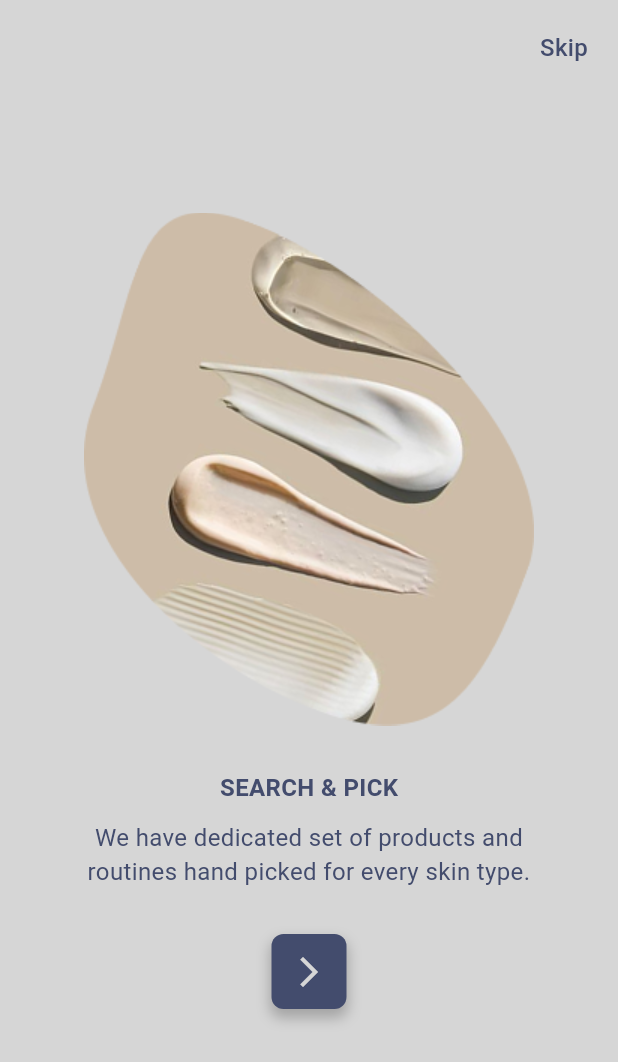
After one commit to ahmed-eltantawi/avon, a Flutter app: the screen it shows after launch, after a tap on the "arrow forward ios" icon, on a phone screen of 412 x 824 dp. The commit adds this screen. Shown: the top 1062 px of the screen. Run offline on Flutter 3.47's test engine with Material 3 defaults, Android fonts, the phone set to English and light mode, and no system bars; our stand-ins replace flutter_svg; Roboto replaces fonts that are missing (Segoe_UI); project files that could hold a hidden picture were left out.

Commit message:
finish on boarding view

```diff
--- /dev/null
+++ b/lib/UI/views/on_boarding/on_boarding_item.dart
@@ -0,0 +1,36 @@
+import 'package:avom/core/utils/styles.dart';
+import 'package:flutter/material.dart';
+
+class OnBoardingItem extends StatelessWidget {
+  const OnBoardingItem({
+    super.key,
+    required this.image,
+    required this.title,
+    required this.text,
+  });
+  final String image;
+  final String title;
+  final String text;
+  @override
+  Widget build(BuildContext context) {
+    return Center(
+      child: Column(
+        mainAxisAlignment: .center,
+        children: [
+          Expanded(flex: 5, child: Image.asset(image)),
+          SizedBox(height: 27),
+          Text(title, style: Styles.segoeUI),
+          SizedBox(height: 10),
+          Padding(
+            padding: const .symmetric(horizontal: 41.0),
+            child: Text(
+              text,
+              textAlign: .center,
+              style: Styles.segoeUI.copyWith(fontWeight: .normal),
+            ),
+          ),
+        ],
+      ),
+    );
+  }
+}
--- a/lib/UI/views/on_boarding/on_boarding_view.dart
+++ b/lib/UI/views/on_boarding/on_boarding_view.dart
@@ -1,35 +1,102 @@
+import 'package:avom/UI/views/auth/pages/login_page.dart';
+import 'package:avom/UI/views/on_boarding/on_boarding_item.dart';
+import 'package:avom/core/logic/methods.dart';
+import 'package:avom/core/utils/app_assets.dart';
 import 'package:avom/core/utils/styles.dart';
+import 'package:avom/core/widgets/custom_big_buttom.dart';
 import 'package:avom/core/widgets/custom_small_buttom.dart';
 import 'package:flutter/material.dart';
 
-class OnBoardingView extends StatelessWidget {
-  const OnBoardingView({
-    super.key,
-    required this.image,
-    required this.title,
-    required this.text,
-  });
-  final String image;
-  final String title;
-  final String text;
+class CustomOnBoardingView extends StatefulWidget {
+  const CustomOnBoardingView({super.key});
+
+  @override
+  State<CustomOnBoardingView> createState() => _CustomOnBoardingViewState();
+}
+
+class _CustomOnBoardingViewState extends State<CustomOnBoardingView> {
+  int index = 0;
+  final PageController _pageController = PageController();
+
+  @override
+  void dispose() {
+    _pageController.dispose();
+    super.dispose();
+  }
+
   @override
   Widget build(BuildContext context) {
-    return Center(
-      child: Column(
-        mainAxisAlignment: .center,
+    return Scaffold(
+      body: Column(
         children: [
-          Expanded(flex: 5, child: Image.asset(image)),
-          SizedBox(height: 27),
-          Text(title, style: Styles.segoeUI),
-          SizedBox(height: 10),
-          Padding(
-            padding: const .symmetric(horizontal: 41.0),
-            child: Text(
-              text,
-              textAlign: .center,
-              style: Styles.segoeUI.copyWith(fontWeight: .normal),
+          Align(
+            alignment: .topRight,
+            child: GestureDetector(
+              onTap: () {
+                pushPage(context, LoginPage());
+              },
+              child: Padding(
+                padding: .all(20),
+                child: Text(
+                  "Skip",
+                  style: Styles.segoeUI.copyWith(fontWeight: .w500),
+                ),
+              ),
             ),
           ),
+
+          Spacer(flex: 1),
+          Expanded(
+            flex: 6,
+            child: PageView(
+              controller: _pageController,
+              onPageChanged: (value) {
+                index = value;
+                setState(() {});
+              },
+
+              children: [
+                OnBoardingItem(
+                  image: Assets.onBoardingOne,
+                  title: "WELCOME!",
+                  text:
+                      "Makeup has the power to transform your mood and empowers you to be a more confident person.",
+                ),
+                OnBoardingItem(
+                  image: Assets.onBoardingTwo,
+                  title: "SEARCH & PICK",
+                  text:
+                      "We have dedicated set of products and routines hand picked for every skin type.",
+                ),
+                OnBoardingItem(
+                  image: Assets.onBoardingThree,
+                  title: "PUSH NOTIFICATIONS ",
+                  text:
+                      "Allow notifications for new makeup & cosmetics offers.",
+                ),
+              ],
+            ),
+          ),
+          SizedBox(height: 30),
+          index == 2
+              ? Padding(
+                  padding: const .symmetric(horizontal: 60),
+                  child: CustomBigBottom(
+                    text: "Let's Start",
+                    onTap: () {
+                      pushPage(context, LoginPage());
+                    },
+                  ),
+                )
+              : CustomSmallBottom(
+                  onTap: () {
+                    _pageController.nextPage(
+                      duration: const Duration(milliseconds: 300),
+                      curve: Curves.easeInOut,
+                    );
+                  },
+                ),
+          Spacer(flex: 2),
         ],
       ),
     );
--- a/lib/UI/views/splash_view.dart
+++ b/lib/UI/views/splash_view.dart
@@ -1,4 +1,4 @@
-import 'package:avom/UI/views/on_boarding/page_view.dart';
+import 'package:avom/UI/views/on_boarding/on_boarding_view.dart';
 import 'package:avom/core/logic/methods.dart';
 import 'package:avom/core/utils/app_assets.dart';
 import 'package:avom/core/utils/styles.dart';
@@ -10,7 +10,7 @@ class SplashView extends StatelessWidget {
 
   @override
   Widget build(BuildContext context) {
-    navigationToHomePage(context);
+    navigationToOnBoardingPage(context);
     return Scaffold(
       body: Center(
         child: Column(
@@ -43,8 +43,8 @@ class SplashView extends StatelessWidget {
   }
 }
 
-void navigationToHomePage(BuildContext context) {
-  Future.delayed(const Duration(seconds: 1), () {
-    pushPage(context, CustomPageView());
+void navigationToOnBoardingPage(BuildContext context) {
+  Future.delayed(const Duration(seconds: 2), () {
+    pushPage(context, CustomOnBoardingView());
   });
 }
```
Also changed, not shown: lib/UI/views/on_boarding/page_view.dart (deleted, +0 -107 lines).
